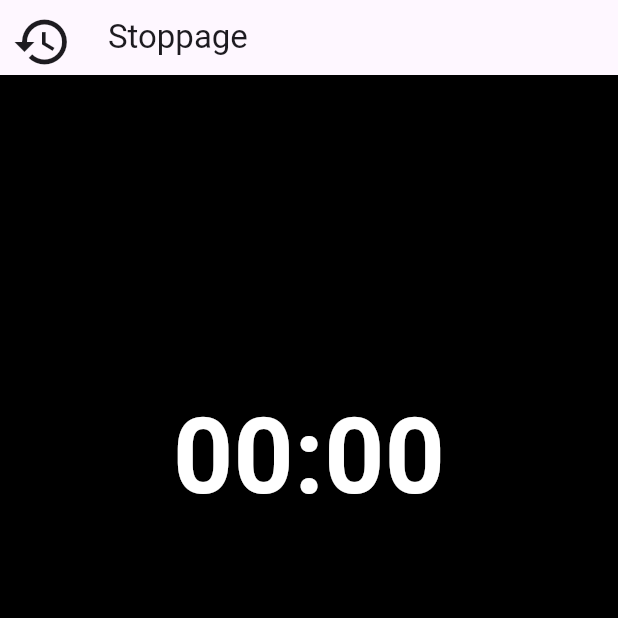
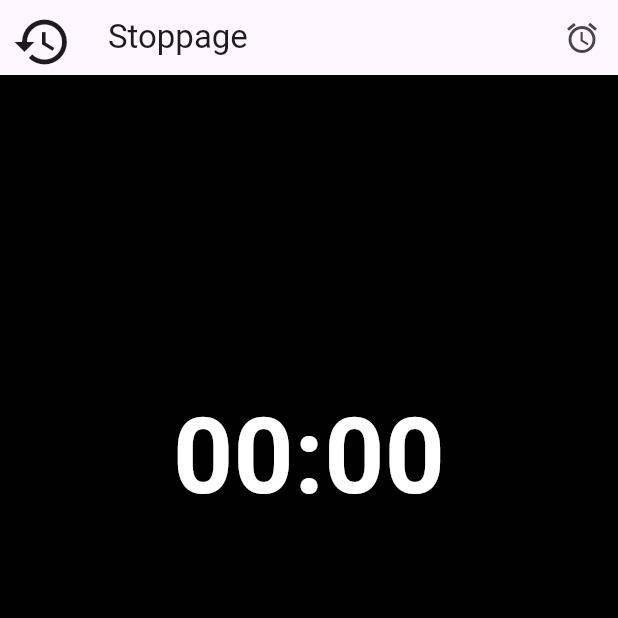
Before and after one commit to iOSMobileBrian/stoppage_lite_flutter, a Flutter app: the screen it shows after launch, after a tap on the "play circle filled" icon, after a tap on the "restore" icon, on a phone screen of 412 x 824 dp, the top half of it. Run offline on Flutter 3.47's test engine with Material 3 defaults, Android fonts, the phone set to English and light mode, and no system bars; our stand-ins replace audioplayers.

Commit message:
add audio

```diff
--- a/lib/Screens/timer_page.dart
+++ b/lib/Screens/timer_page.dart
@@ -24,6 +24,7 @@ class _TimerPageState extends State<TimerPage> {
       backgroundColor: Colors.black,
       appBar: AppBar(
         toolbarHeight: 50.0,
+        actions: [IconButton(onPressed: ()=> vm.playAudioForThreeSeconds(), icon: const Icon(Icons.access_alarms))],
         title: const Text('Stoppage'),
         leading: IconButton(
           iconSize: 40,
--- a/lib/Services/timer_service.dart
+++ b/lib/Services/timer_service.dart
@@ -1,4 +1,5 @@
 import 'dart:async';
+import 'package:audioplayers/audioplayers.dart';
 import 'package:flutter/cupertino.dart';
 
 class TimerService extends ChangeNotifier {
@@ -38,4 +39,19 @@ class TimerService extends ChangeNotifier {
     seconds = 0;
     notifyListeners();
   }
+
+  Future<void> playAudioForThreeSeconds() async {
+    final player = AudioPlayer();
+
+    // Replace with your audio file path or URL
+    const audioPath = 'assets/audio/Warning Siren.mp3';
+
+    // Play the audio
+    await player.play(AssetSource(audioPath));
+
+    // Stop after 3 seconds
+    Timer(const Duration(seconds: 3), () {
+      player.stop();
+    });
+  }
 }
```
Also changed, not shown: pubspec.yaml (+5 -3 lines), pubspec.lock, 10 other files.
